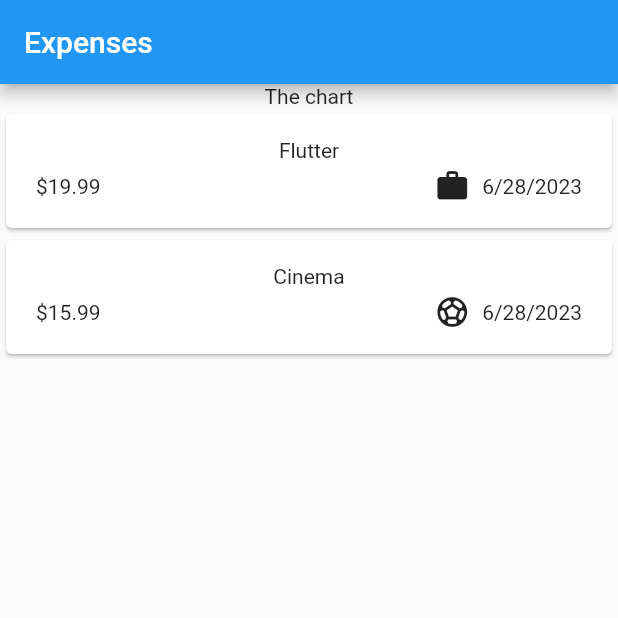
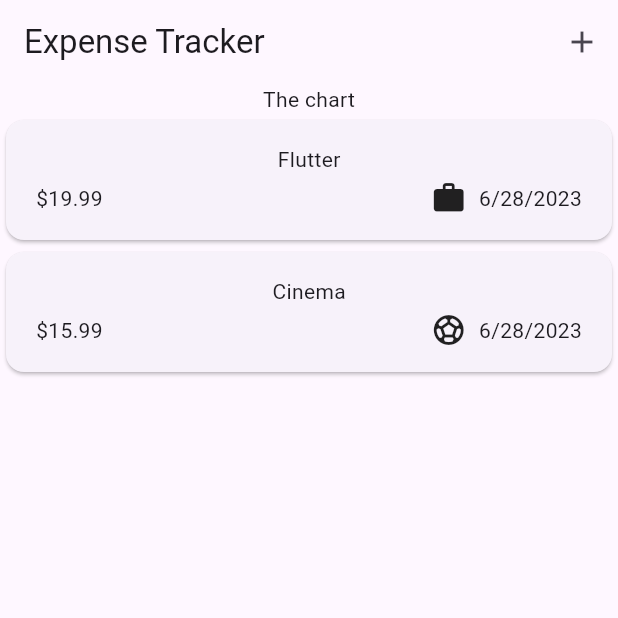
Before and after one commit to tejaslolage07/Learning-Flutter-Expense-Tracker-App, a Flutter app: the screen it shows after launch, on a phone screen of 412 x 824 dp, the top half of it. Run offline on Flutter 3.47's test engine with Material 2 defaults, Android fonts, the phone set to English and light mode, and no system bars.

Commit message:
Added an AppBar

```diff
--- a/expense_tracker/lib/main.dart
+++ b/expense_tracker/lib/main.dart
@@ -3,8 +3,9 @@ import 'package:expense_tracker/widgets/expenses.dart';
 
 void main() {
   runApp(
-    const MaterialApp(
-      home: Expenses(),
+    MaterialApp(
+      theme: ThemeData(useMaterial3: true),
+      home: const Expenses(),
     ),
   );
 }
--- a/expense_tracker/lib/widgets/expenses.dart
+++ b/expense_tracker/lib/widgets/expenses.dart
@@ -31,7 +31,10 @@ class _ExpensesState extends State<Expenses> {
   Widget build(BuildContext context) {
     return Scaffold(
       appBar: AppBar(
-        title: const Text('Expenses'),
+        title: const Text('Expense Tracker'),
+        actions: [
+          IconButton(onPressed: () {}, icon: Icon(Icons.add)),
+        ],
       ),
       body: Column(
         children: [
```
